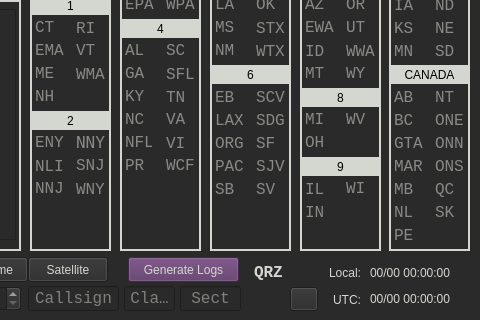
Before: the Qt Designer form main.ui in mbridak/WinterFieldDayLogger, drawn with Qt 5; both pictures show x 320 to 800 and y 210 to 530 of the 800 by 530 pixel window.
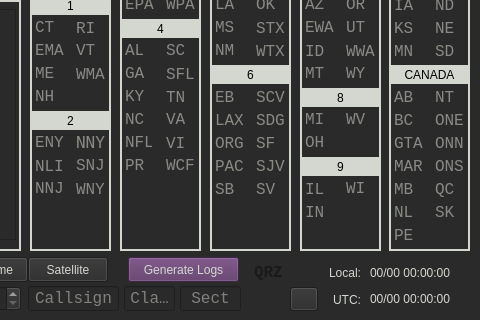
After: the same form once the commit is applied. Icons and pictures are not drawn.

```diff
--- a/main.ui
+++ b/main.ui
@@ -3160,6 +3160,9 @@
       <bold>true</bold>
      </font>
     </property>
+    <property name="styleSheet">
+     <string notr="true">color: rgb(26, 26, 26);</string>
+    </property>
     <property name="text">
      <string>QRZ</string>
     </property>
```
